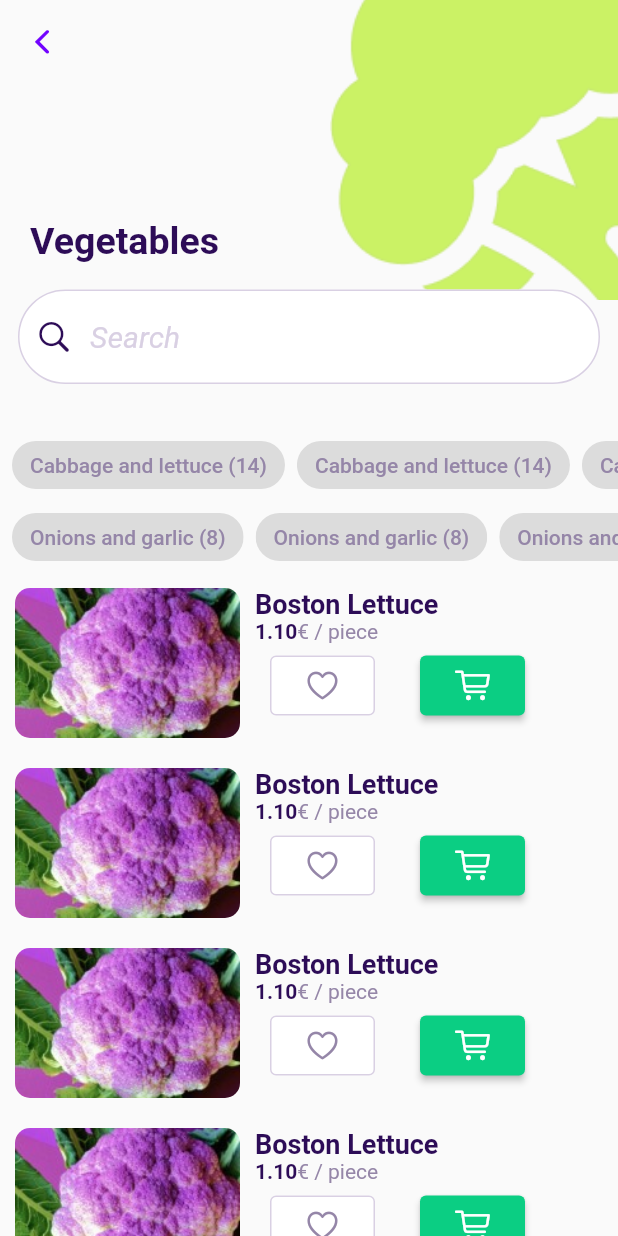
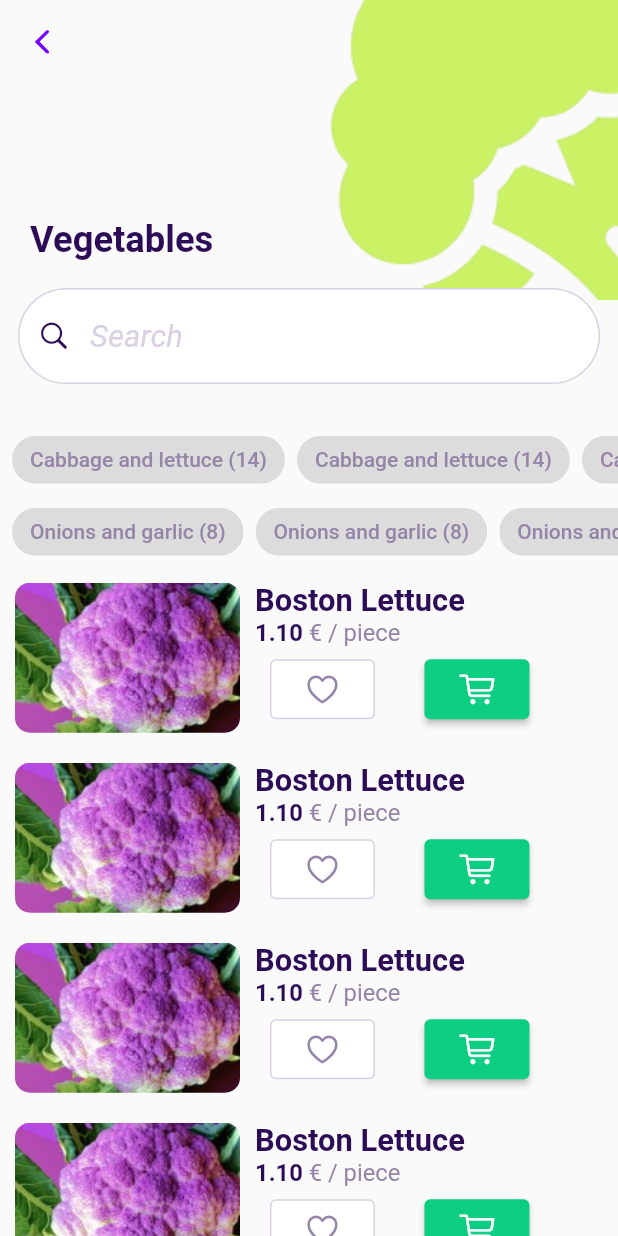
Before and after one commit to Mayuriparmar19/Ecommerce_UI, a Flutter app: the Home screen opened directly, after a tap on "Vegetables", on a phone screen of 412 x 824 dp. Run offline on Flutter 3.47's test engine with Material 2 defaults, Android fonts, the phone set to English and light mode, and no system bars; our stand-ins replace carousel_slider, flutter_svg, google_fonts, smooth_page_indicator; missing offline and left inert: animated_switch.

Commit message:
Payment screen And switch Done

```diff
--- a/lib/Components/text.dart
+++ b/lib/Components/text.dart
@@ -18,6 +18,7 @@ class ModifiedText extends StatelessWidget {
   }
 }
 
+
 class BoldText extends StatelessWidget {
   final String text;
   final double size;
--- a/lib/Pages/card_payment.dart
+++ b/lib/Pages/card_payment.dart
@@ -42,7 +42,7 @@ class _CardPayState extends State<CardPay> {
               padding: const EdgeInsets.symmetric(horizontal: 20, vertical: 5),
               child: BoldText(
                   text: 'Credit / Debit card',
-                  size: 25,
+                  size: w!/18,
                   color: AppColors.primaryColor),
             ),
             Image(
@@ -172,7 +172,7 @@ class _CardPayState extends State<CardPay> {
                             decoration: InputDecoration(
                               hintText: 'EX:09/24',
                               hintStyle: TextStyle(
-                                  color: AppColors.secTextColor, fontSize: 15),
+                                  color: AppColors.secTextColor, fontSize: w!/26),
                               filled: true,
                               fillColor: AppColors.white,
                               border: OutlineInputBorder(
@@ -206,7 +206,7 @@ class _CardPayState extends State<CardPay> {
                               suffixIcon: Image.asset('Assets/Images/Hint.png'),
                               hintText: 'EX:456',
                               hintStyle: TextStyle(
-                                  color: AppColors.secTextColor, fontSize: 15),
+                                  color: AppColors.secTextColor, fontSize: w!/26),
                               filled: true,
                               fillColor: AppColors.white,
                               border: OutlineInputBorder(
@@ -250,7 +250,7 @@ class _CardPayState extends State<CardPay> {
                       },
                       child: BoldText(
                         text: 'Use this card',
-                        size: 19,
+                        size: w!/20,
                         color: AppColors.white,
                       ),
                     ),
--- a/lib/Pages/cat.dart
+++ b/lib/Pages/cat.dart
@@ -3,6 +3,8 @@ import 'package:flutter/material.dart';
 import 'package:foodapp_ui/Components/text.dart';
 import 'package:foodapp_ui/Constants/colors.dart';
 import 'package:foodapp_ui/Pages/product.dart';
+
+import '../Constants/conste.dart';
 
 class Home extends StatefulWidget {
   const Home({super.key});
@@ -17,6 +19,9 @@ class _HomeState extends State<Home> {
 
   @override
   Widget build(BuildContext context) {
+    Size size = MediaQuery.of(context).size;
+    w = MediaQuery.of(context).size.width;
+    h = MediaQuery.of(context).size.height;
     return Scaffold(
       backgroundColor: AppColors.bgColor,
       appBar: AppBar(
@@ -52,12 +57,12 @@ class _HomeState extends State<Home> {
                 prefixIcon: Icon(
                   CupertinoIcons.search,
                   color: AppColors.primaryColor,
-                  size: 25,
+                  size: w!/16,
                 ),
                 hintText: 'Search',
                 hintStyle: TextStyle(
                   color: AppColors.borderColor,
-                  fontSize: 20,
+                  fontSize: w!/20,
                   fontStyle: FontStyle.italic,
                 ),
                 focusedBorder: OutlineInputBorder(
@@ -80,8 +85,8 @@ class _HomeState extends State<Home> {
               ),
             ),
           ),
-          const SizedBox(
-            height: 20,
+           SizedBox(
+            height: size.height*0.01,
           ),
           Expanded(
             child: GridView.builder(
@@ -99,7 +104,7 @@ class _HomeState extends State<Home> {
                     Navigator.push(
                         context,
                         MaterialPageRoute(
-                          builder: (context) => Products(),
+                          builder: (context) =>const  Products(),
                         ));
                   },
                   child: Container(
@@ -119,11 +124,11 @@ class _HomeState extends State<Home> {
                       children: [
                         BoldText(
                             text: 'Vegetables',
-                            size: 18.8,
+                            size: w!/20.8,
                             color: AppColors.primaryColor),
                         ModifiedText(
                             text: '(29)',
-                            size: 14,
+                            size: w!/25,
                             color: AppColors.secTextColor)
                       ],
                     ),
--- a/lib/Pages/probg.dart
+++ b/lib/Pages/probg.dart
@@ -1,6 +1,7 @@
 import 'package:carousel_slider/carousel_slider.dart';
 import 'package:flutter/material.dart';
 import 'package:foodapp_ui/Constants/colors.dart';
+import 'package:foodapp_ui/Constants/conste.dart';
 import 'package:smooth_page_indicator/smooth_page_indicator.dart';
 
 class ProductBg extends StatefulWidget {
@@ -34,7 +35,9 @@ class _ProductBgState extends State<ProductBg> {
                 ),
               ),
             ));
-    Size size = MediaQuery.of(context).size;
+    // Size size = MediaQuery.of(context).size;
+    w = MediaQuery.of(context).size.width;
+    h = MediaQuery.of(context).size.height;
     return Scaffold(
       extendBodyBehindAppBar: true,
       body: Column(
--- a/lib/Pages/product.dart
+++ b/lib/Pages/product.dart
@@ -4,6 +4,7 @@ import 'package:foodapp_ui/Constants/colors.dart';
 import 'package:foodapp_ui/Pages/bg.dart';
 import 'package:foodapp_ui/Pages/product1.dart';
 import '../Components/text.dart';
+import '../Constants/conste.dart';
 
 class Products extends StatefulWidget {
   const Products({Key? key});
@@ -19,6 +20,10 @@ class _ProductsState extends State<Products> {
 
   @override
   Widget build(BuildContext context) {
+    w = MediaQuery.of(context).size.width;
+    h = MediaQuery.of(context).size.height;
+    Size size  = MediaQuery.of(context).size;
+
     return Scaffold(
       extendBodyBehindAppBar: true,
       backgroundColor: AppColors.bgColor,
@@ -49,7 +54,7 @@ class _ProductsState extends State<Products> {
                       const EdgeInsets.symmetric(horizontal: 20, vertical: 8),
                   child: BoldText(
                     text: 'Vegetables',
-                    size: 25,
+                    size: w!/17,
                     color: AppColors.primaryColor,
                   ),
                 ),
@@ -64,12 +69,12 @@ class _ProductsState extends State<Products> {
                       prefixIcon: Icon(
                         CupertinoIcons.search,
                         color: AppColors.primaryColor,
-                        size: 25,
+                        size: w!/18.8,
                       ),
                       hintText: 'Search',
                       hintStyle: TextStyle(
                         color: AppColors.borderColor,
-                        fontSize: 20,
+                        fontSize: w!/20,
                         fontStyle: FontStyle.italic,
                       ),
                       focusedBorder: OutlineInputBorder(
@@ -92,8 +97,8 @@ class _ProductsState extends State<Products> {
                     ),
                   ),
                 ),
-                const SizedBox(
-                  height: 20,
+                 SizedBox(
+                  height: size.height*0.02,
                 ),
                 SingleChildScrollView(
                   scrollDirection: Axis.horizontal,
@@ -111,6 +116,7 @@ class _ProductsState extends State<Products> {
                             label: Text(
                               'Cabbage and lettuce (14)',
                               style: TextStyle(
+
                                 color: selectedValues.contains(index)
                                     ? AppColors.primaryColor
                                     : AppColors.secTextColor,
@@ -225,19 +231,19 @@ class _ProductsState extends State<Products> {
                                             },
                                             child: BoldText(
                                                 text: 'Boston Lettuce',
-                                                size: 18,
+                                                size: w!/20,
                                                 color: AppColors.primaryColor),
                                           ),
                                           Row(
                                             children: [
                                               BoldText(
                                                   text: '1.10',
-                                                  size: 14,
+                                                  size: w!/26,
                                                   color:
                                                       AppColors.primaryColor),
                                               ModifiedText(
-                                                  text: '€ / piece',
-                                                  size: 14,
+                                                  text: ' € / piece',
+                                                  size: w!/26,
                                                   color: AppColors.secTextColor)
                                             ],
                                           ),
@@ -267,8 +273,8 @@ class _ProductsState extends State<Products> {
                                                           color: AppColors
                                                               .secTextColor,
                                                         ))),
-                                                const SizedBox(
-                                                  width: 30,
+                                                 SizedBox(
+                                                  width: size.width*0.08,
                                                 ),
                                                 Container(
                                                     height: 40,
@@ -287,9 +293,7 @@ class _ProductsState extends State<Products> {
                                                         child: const Icon(
                                                             CupertinoIcons
                                                                 .cart))),
-                                                const SizedBox(
-                                                  width: 20,
-                                                )
+
                                               ],
                                             ),
                                           )
--- a/lib/Pages/shop.dart
+++ b/lib/Pages/shop.dart
@@ -3,9 +3,6 @@ import 'package:flutter/cupertino.dart';
 import 'package:flutter/material.dart';
 import 'package:foodapp_ui/Components/text.dart';
 import 'package:foodapp_ui/Constants/colors.dart';
-import 'package:foodapp_ui/Pages/bottom_nav.dart';
-import 'package:foodapp_ui/Pages/cat.dart';
-
 import '../Constants/conste.dart';
 import 'card_payment.dart';
 
```
